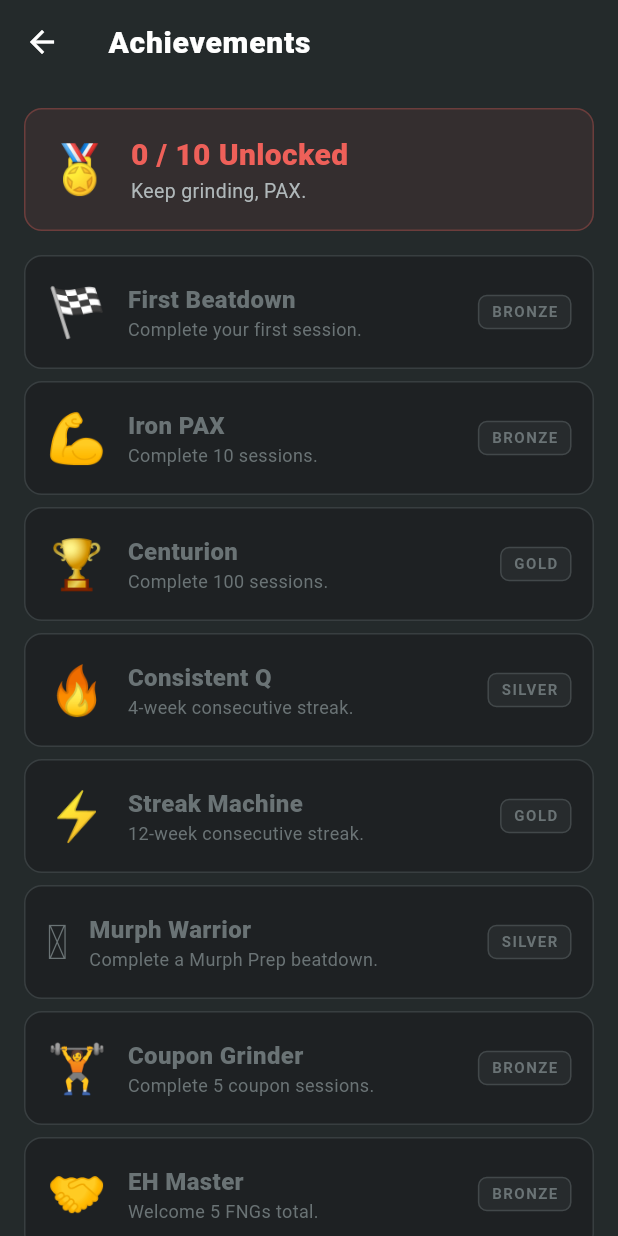
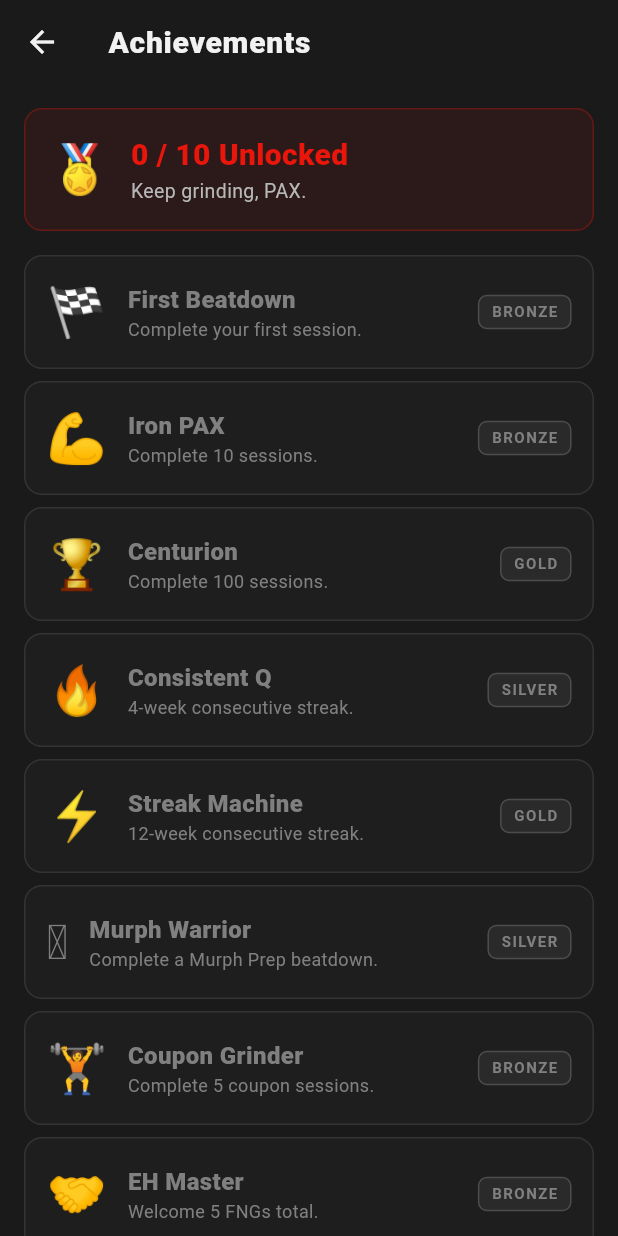
Before and after one commit to marquezluis/f3-digital-weinke, a Flutter app: the AchievementsScreen screen opened directly, on a phone screen of 412 x 824 dp. Run offline on Flutter 3.47's test engine with Material 3 defaults, Android fonts, the phone set to English and light mode, and no system bars; our stand-ins replace clock, confetti, flutter_local_notifications, flutter_map, flutter_secure_storage, flutter_tts and 10 more; missing offline and left inert: flutter_appauth; accounts and stored records are empty.

Commit message:
feat: landscape split view for Schedule, F3 Nation brand colors
Schedule in landscape was unusable — MonthCalendar forces 1:1 day cells, so
full landscape width ballooned every cell and pushed the itinerary off
past the first scroll. Now splits into two independently-scrolling panes:
calendar proportionally sized on the left (clamped 360-560pt), itinerary
on the right.

Retheme to match F3 Nation's actual brand (codex.f3nation.com /
f3nation.com — shadcn/ui tokens extracted from their shipped CSS): near-
black/pure-white surfaces, neutral (not blue-tinted) grays, and the real
F3 red. Accent is #EA160B rather than their literal #AA1008 — Weinke uses
it as bare text/icon color (nav bar, timer, phase labels) in places Codex
only ever uses it as a button fill, and #AA1008 measures under WCAG's 3:1
floor against #1A1A1A there. Card and elevated surfaces nudged a touch
lighter than a literal match for outdoor legibility (this app is used at
5:30 AM in direct light, unlike a desktop reference site). Prior palette
documented in the file header for revert.

Co-Authored-By: Claude Sonnet 5 <noreply@anthropic.com>

```diff
--- a/lib/theme/app_theme.dart
+++ b/lib/theme/app_theme.dart
@@ -1,11 +1,28 @@
 // lib/theme/app_theme.dart
-// F3 Digital Weinke — high-contrast dark theme for 5:30 AM field use.
+// F3 Digital Weinke — high-contrast theme for 5:30 AM field use.
 //
-// Official palette (F3 Twin Cities brand guide):
-//   #242A2B  "Badass Black" — primary background
-//   #1E2123  — card/surface background (slightly darker)
-//   #FFFFFF  — primary text (stark white)
-//   #EE6059  — accent / Emergency red-orange (use sparingly)
+// Palette sourced directly from F3 Nation's own sites (codex.f3nation.com /
+// f3nation.com — shadcn/ui tokens, extracted from their shipped CSS on
+// 2026-07-31): background #1A1A1A / #FFFFFF, card matches background
+// (separated by border only, same as their site), primary red #AA1008,
+// neutral (not blue-tinted) grays for text.
+//
+// One deliberate deviation: `accent` here is #EA160B, not the literal
+// #AA1008. Codex only ever uses their red as a button *fill* (white text on
+// top), where #AA1008 has plenty of contrast. Weinke also uses `accent` as
+// bare text/icon color directly on the background (nav bar, timer digits,
+// phase labels) — #AA1008 on #1A1A1A measures ~2.3:1, well under WCAG's 3:1
+// floor for UI text. #EA160B keeps the same hue/saturation (same brand red)
+// at a lightness that clears ~3.8:1 on dark, ~4.6:1 on light, and ~4.6:1 for
+// white-on-fill — legible in every context this token is actually used in.
+//
+// Previous palette (revert via `git checkout <prior-commit> -- lib/theme/app_theme.dart`
+// if this doesn't land well):
+//   dark:  background #242A2B, card #1E2123, elevated #2C3234, divider #383E40,
+//          textPrimary #FFFFFF, textSecondary #B0B8BA, textMuted #6A7375,
+//          accent #EE6059, accentDim #B84740
+//   light: background #F2EFEC, card #FFFFFF, elevated #E8E5E2, divider #D0CDC9,
+//          textPrimary #1A1A1A, textSecondary #555252, textMuted #8A8785
 //
 // Typography: maximum legibility at arm's length.  Boldest weights for
 // exercise names.  Big tap targets (minimum 56 dp) for sweaty/gloved hands.
@@ -16,24 +33,29 @@ class F3Colors {
   F3Colors._();
 
   // ── Surfaces ──────────────────────────────────────────────────────────────
-  static const Color background    = Color(0xFF242A2B); // "Badass Black"
-  static const Color card          = Color(0xFF1E2123); // card surface
-  static const Color elevated      = Color(0xFF2C3234); // slightly lifted
-  static const Color divider       = Color(0xFF383E40);
+  static const Color background    = Color(0xFF1A1A1A);
+  // Codex uses card == background (border-only separation) — fine on a
+  // desktop browser, but a 1px border on near-identical dark tones is easy
+  // to lose in direct sunlight, which is exactly when this app gets used.
+  // Nudged one step lighter so cards read even without the border catching
+  // the light right.
+  static const Color card          = Color(0xFF1E1E1E);
+  static const Color elevated      = Color(0xFF2A2A2A);
+  static const Color divider       = Color(0xFF333333);
 
   // ── Text ─────────────────────────────────────────────────────────────────
-  static const Color textPrimary   = Color(0xFFFFFFFF);
-  static const Color textSecondary = Color(0xFFB0B8BA);
-  static const Color textMuted     = Color(0xFF6A7375);
+  static const Color textPrimary   = Color(0xFFF2F2F2);
+  static const Color textSecondary = Color(0xFFB8B8B8);
+  static const Color textMuted     = Color(0xFF808080);
 
   // ── Accent ────────────────────────────────────────────────────────────────
-  static const Color accent        = Color(0xFFEE6059); // F3 red-orange
-  static const Color accentDim     = Color(0xFFB84740);
+  static const Color accent        = Color(0xFFEA160B); // F3 Nation red, brightened for legibility — see file header
+  static const Color accentDim     = Color(0xFFB01008);
 
   // ── Phase colours (segment bar + phase header) ────────────────────────────
   static const Color phaseDisclaimer = Color(0xFF7B8EAA); // steel blue
   static const Color phaseWarmup     = Color(0xFF4CAF50); // green
-  static const Color phaseThang      = Color(0xFFEE6059); // accent red
+  static const Color phaseThang      = accent;
   static const Color phaseMary       = Color(0xFF9C6FE0); // purple
   static const Color phaseCOT        = Color(0xFFFFD54F); // gold
 
@@ -46,7 +68,7 @@ class F3Colors {
   // ── Intensity ─────────────────────────────────────────────────────────────
   static const Color intBeginner     = Color(0xFF4CAF50);
   static const Color intIntermediate = Color(0xFFFFB300);
-  static const Color intAdvanced     = Color(0xFFEE6059);
+  static const Color intAdvanced     = accent;
 
   static Color forCategory(String cat) {
     switch (cat.toLowerCase()) {
@@ -68,13 +90,15 @@ class F3Colors {
 
 class F3LightColors {
   F3LightColors._();
-  static const Color background    = Color(0xFFF2EFEC);
+  static const Color background    = Color(0xFFFFFFFF);
+  // Unlike dark mode, a light border on white doesn't get lost in direct
+  // sun, so card == background (matching codex.f3nation.com) is kept as-is.
   static const Color card          = Color(0xFFFFFFFF);
-  static const Color elevated      = Color(0xFFE8E5E2);
-  static const Color divider       = Color(0xFFD0CDC9);
-  static const Color textPrimary   = Color(0xFF1A1A1A);
-  static const Color textSecondary = Color(0xFF555252);
-  static const Color textMuted     = Color(0xFF8A8785);
+  static const Color elevated      = Color(0xFFEFEFEF);
+  static const Color divider       = Color(0xFFE5E5E5);
+  static const Color textPrimary   = Color(0xFF333333);
+  static const Color textSecondary = Color(0xFF595959);
+  static const Color textMuted     = Color(0xFF737373);
 }
 
 // BuildContext extension — use these instead of raw F3Colors in build methods
```
Also changed, not shown: lib/screens/schedule_screen.dart (+81 -3 lines).
